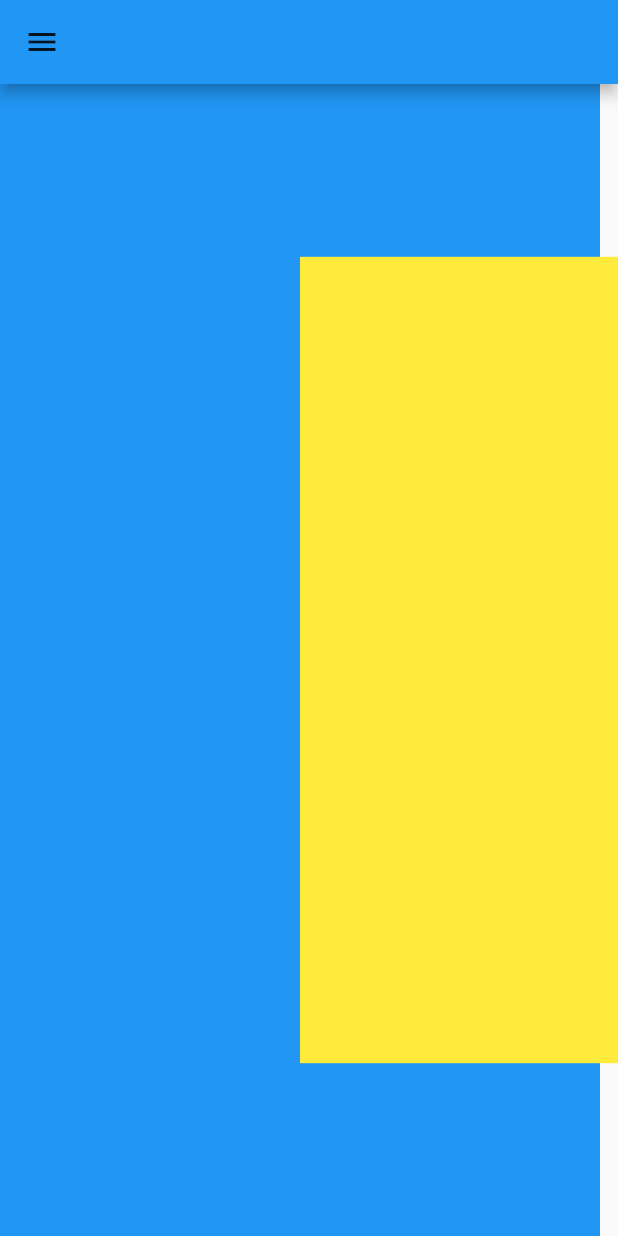
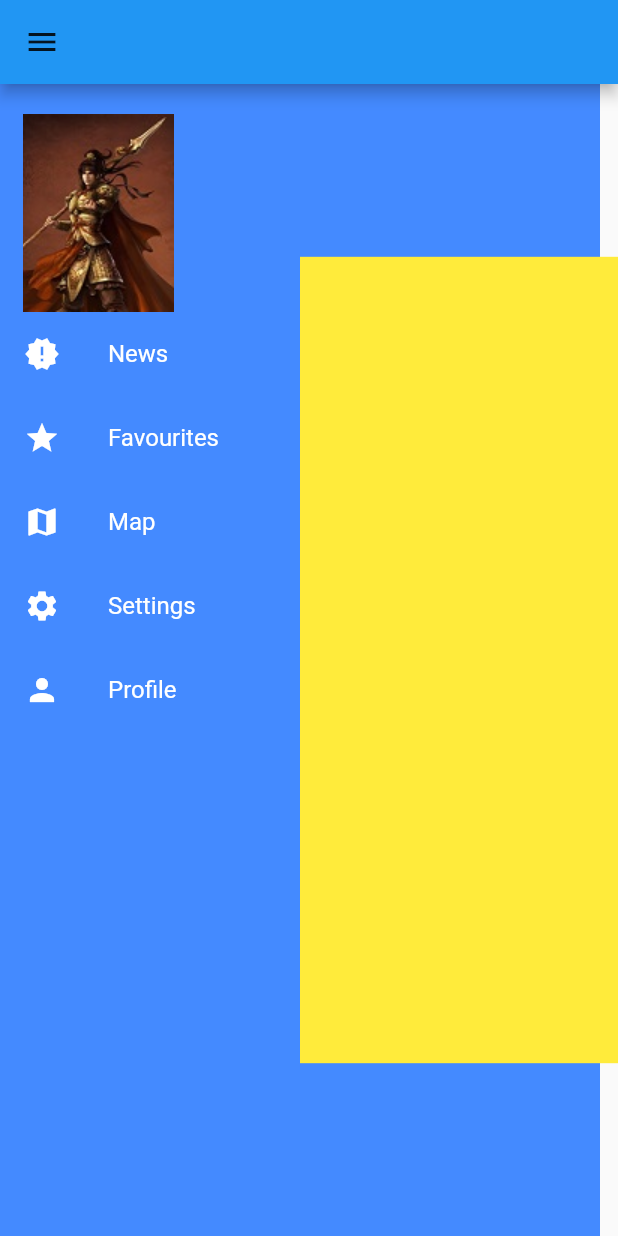
Before and after one commit to Reiko-Developer/stackui, a Flutter app: the CustomDrawer screen opened by its route, after a tap on the "menu" icon, on a phone screen of 412 x 824 dp. Run offline on Flutter 3.47's test engine with Material 2 defaults, Android fonts, the phone set to English and light mode, and no system bars.

Commit message:
Added a custom Drawer made by MarcinusX

```diff
--- a/lib/widget/custom_drawer.dart
+++ b/lib/widget/custom_drawer.dart
@@ -9,37 +9,46 @@ class CustomDrawer extends StatefulWidget {
 
 class _CustomDrawerState extends State<CustomDrawer>
     with SingleTickerProviderStateMixin {
-  AnimationController _animController;
-  final double _maxSlide = 200;
+  //properties
+  static const Duration toggleDuration = Duration(milliseconds: 250);
+
+  static const double _maxSlide = 200;
+  static const double minDragStartEdge = 60;
+  static const double maxDragStartEdge = _maxSlide - 16;
+  AnimationController _animationController;
+  bool _canBeDragged = false;
+
+  void close() => _animationController.reverse();
+
+  void open() => _animationController.forward();
+
+  void toggleDrawer() => _animationController.isCompleted ? close() : open();
 
   @override
   initState() {
     super.initState();
-    _animController = AnimationController(
+    _animationController = AnimationController(
       vsync: this,
-      duration: Duration(milliseconds: 250),
+      duration: toggleDuration,
     );
   }
 
-  void toggle() {
-    _animController.isDismissed
-        ? _animController.forward()
-        : _animController.reverse();
+  @override
+  void dispose() {
+    _animationController.dispose();
+    super.dispose();
   }
 
-  // void _onDragStart(DragStartDetails details) {
-  //   bool isDragOpenFromLeft =
-  //       _animController.isDismissed && details.globalPosition.dx;
-  // }
-
-  // void _onDragUpdate() {}
-  // void _onDragEnd() {}
+  void toggle() {
+    _animationController.isDismissed
+        ? _animationController.forward()
+        : _animationController.reverse();
+  }
 
   @override
   Widget build(BuildContext context) {
-    var myDrawer = Container(color: Colors.blue);
-    var myChild = Container(color: Colors.yellow);
-
+    var _myChild = Container(color: Colors.yellow);
+    var _myDrawer = MyDrawer();
     return Scaffold(
       appBar: AppBar(
         backgroundColor: Colors.blue,
@@ -57,23 +66,23 @@ class _CustomDrawerState extends State<CustomDrawer>
         width: 400,
         child: GestureDetector(
           onTap: toggle,
-          // onHorizontalDragStart: _onDragStart,
-          // onHorizontalDragUpdate: _onDragUpdate,
-          // onHorizontalDragEnd: _onDragEnd,
+          onHorizontalDragStart: _onDragStart,
+          onHorizontalDragUpdate: _onDragUpdate,
+          onHorizontalDragEnd: _onDragEnd,
           child: AnimatedBuilder(
-            animation: _animController,
+            animation: _animationController,
             builder: (context, _) {
-              double slide = _maxSlide * _animController.value;
-              double scale = 1 - (_animController.value * 0.3);
+              double slide = _maxSlide * _animationController.value;
+              double scale = 1 - (_animationController.value * 0.3);
               return Stack(
                 children: <Widget>[
-                  myDrawer,
+                  _myDrawer,
                   Transform(
                     transform: Matrix4.identity()
                       ..translate(slide)
                       ..scale(scale),
                     alignment: Alignment.centerLeft,
-                    child: myChild,
+                    child: _myChild,
                   ),
                 ],
               );
@@ -83,4 +92,89 @@ class _CustomDrawerState extends State<CustomDrawer>
       ),
     );
   }
+
+  void _onDragStart(DragStartDetails details) {
+    bool isDragOpenFromLeft = _animationController.isDismissed &&
+        details.globalPosition.dx < minDragStartEdge;
+    bool isDragCloseFromRight = _animationController.isCompleted &&
+        details.globalPosition.dx > maxDragStartEdge;
+
+    _canBeDragged = isDragOpenFromLeft || isDragCloseFromRight;
+  }
+
+  void _onDragUpdate(DragUpdateDetails details) {
+    if (_canBeDragged) {
+      double delta = details.primaryDelta / _maxSlide;
+      _animationController.value += delta;
+    }
+  }
+
+  void _onDragEnd(DragEndDetails details) {
+    //I have no idea what it means, copied from Drawer
+    double _kMinFlingVelocity = 365.0;
+
+    if (_animationController.isDismissed || _animationController.isCompleted) {
+      return;
+    }
+    if (details.velocity.pixelsPerSecond.dx.abs() >= _kMinFlingVelocity) {
+      double visualVelocity = details.velocity.pixelsPerSecond.dx /
+          MediaQuery.of(context).size.width;
+
+      _animationController.fling(velocity: visualVelocity);
+    } else if (_animationController.value < 0.5) {
+      close();
+    } else {
+      open();
+    }
+  }
 }
+
+class MyDrawer extends StatelessWidget {
+  @override
+  Widget build(BuildContext context) {
+    return Material(
+      color: Colors.blueAccent,
+      child: SafeArea(
+        child: Theme(
+          data: ThemeData(brightness: Brightness.dark),
+          child: Padding(
+            padding: EdgeInsets.only(top: 10),
+            child: Column(
+              children: [
+                Container(
+                  alignment: Alignment.topLeft,
+                  child: Padding(
+                    padding: EdgeInsets.only(top: 10, left: 15),
+                    child: Image.asset(
+                      'assets/images/smallwarrior.jpg',
+                    ),
+                  ),
+                ),
+                ListTile(
+                  leading: Icon(Icons.new_releases),
+                  title: Text('News'),
+                ),
+                ListTile(
+                  leading: Icon(Icons.star),
+                  title: Text('Favourites'),
+                ),
+                ListTile(
+                  leading: Icon(Icons.map),
+                  title: Text('Map'),
+                ),
+                ListTile(
+                  leading: Icon(Icons.settings),
+                  title: Text('Settings'),
+                ),
+                ListTile(
+                  leading: Icon(Icons.person),
+                  title: Text('Profile'),
+                ),
+              ],
+            ),
+          ),
+        ),
+      ),
+    );
+  }
+}
--- a/pubspec.yaml
+++ b/pubspec.yaml
@@ -45,9 +45,8 @@ flutter:
   uses-material-design: true
 
   # To add assets to your application, add an assets section, like this:
-  # assets:
-  #   - images/a_dot_burr.jpeg
-  #   - images/a_dot_ham.jpeg
+  assets:
+    - assets/images/smallwarrior.jpg
 
   # An image asset can refer to one or more resolution-specific "variants", see
   # https://flutter.dev/assets-and-images/#resolution-aware.
```
Also changed, not shown: assets/images/smallwarrior.jpg (added).
